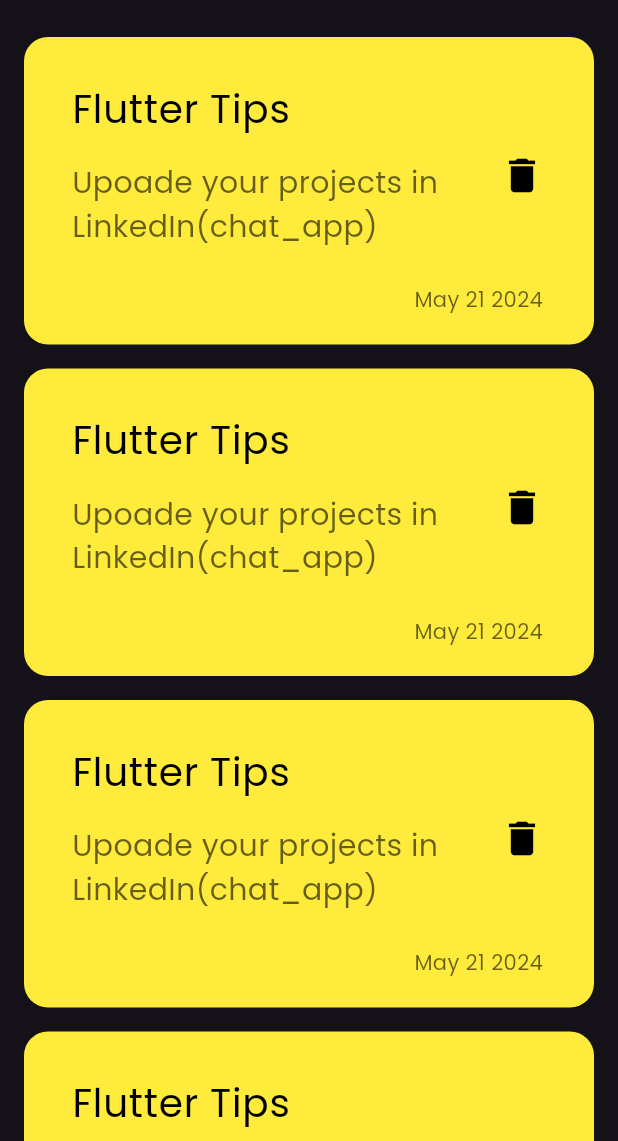
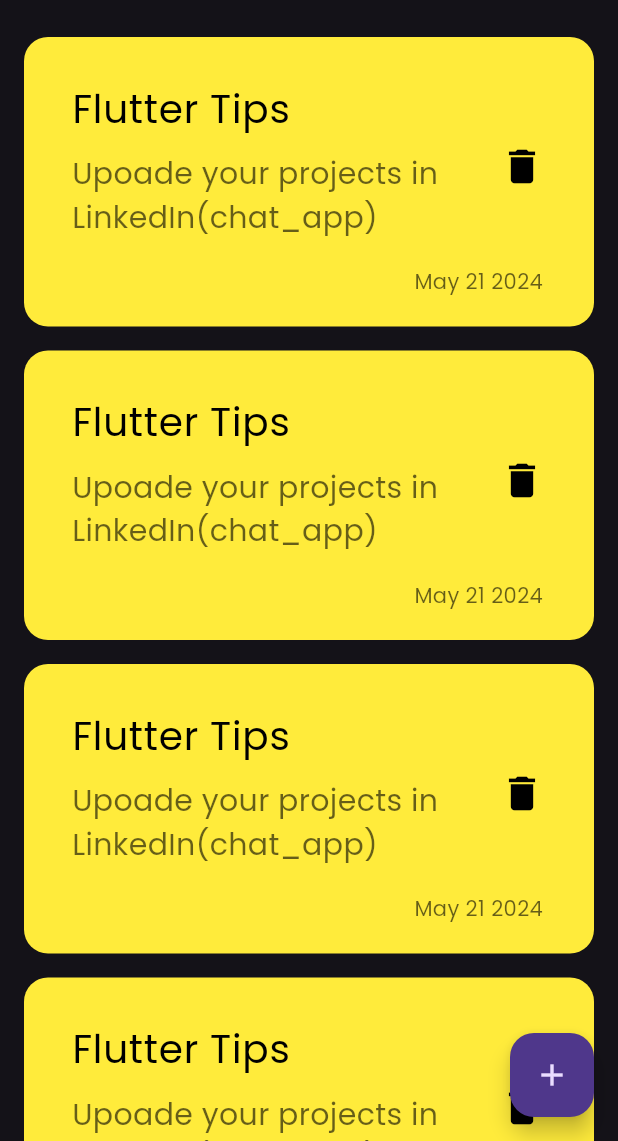
Before and after one commit to reemahmad23/notes_app, a Flutter app: the screen it shows after launch, on a phone screen of 412 x 824 dp, the part 95-1236 px from its top. Run offline on Flutter 3.47's test engine with Material 3 defaults, Android fonts, the phone set to English and light mode, and no system bars.

Commit message:
add floating action button

```diff
--- a/lib/views/notes_view.dart
+++ b/lib/views/notes_view.dart
@@ -7,7 +7,10 @@
 
   @override
   Widget build(BuildContext context) {
-    return const Scaffold(
+    return Scaffold(
+      floatingActionButton: FloatingActionButton(onPressed: () {},
+      child: Icon(Icons.add),
+      ),
       body: NotesViewBody(),
     );
   }
--- a/lib/widgets/note_item.dart
+++ b/lib/widgets/note_item.dart
@@ -22,7 +22,7 @@
           ),
             ),
             subtitle: Padding(
-              padding: const EdgeInsets.only(top: 16, bottom: 16),
+              padding: const EdgeInsets.only(top: 10, bottom: 10),
               child: Text('Upoade your projects in LinkedIn(chat_app)',
               style: TextStyle(
                 fontSize: 20,
```
